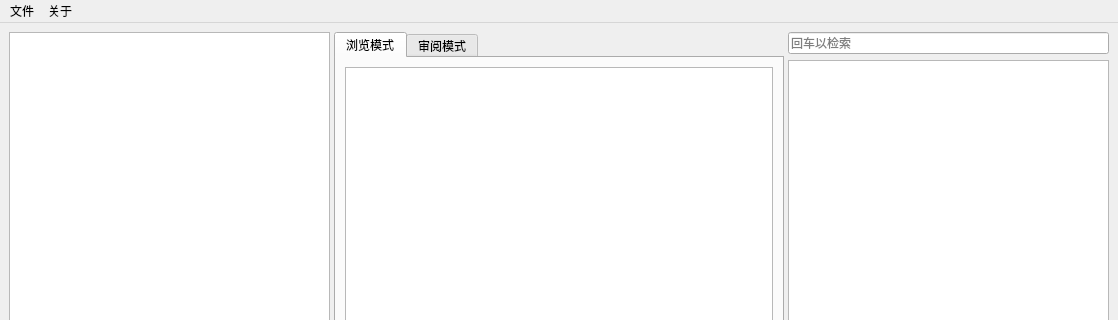
Old version of the form MainWindow.ui in the repository MonianHello/JSON-i18n; both pictures show x 0 to 1118 and y 0 to 320 of the 1118 by 782 pixel window.
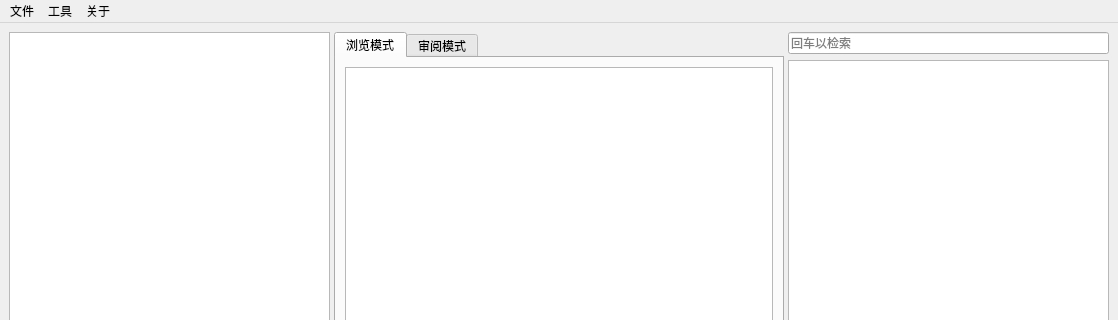
New version of the form.

Commit message: 一键删除空格

The edit to the form file:
```diff
--- a/MainWindow.ui
+++ b/MainWindow.ui
@@ -330,7 +330,14 @@
      <string>关于</string>
     </property>
    </widget>
+   <widget class="QMenu" name="menu_2">
+    <property name="title">
+     <string>工具</string>
+    </property>
+    <addaction name="actionClearSpaces"/>
+   </widget>
    <addaction name="menu12"/>
+   <addaction name="menu_2"/>
    <addaction name="menu"/>
   </widget>
   <widget class="QStatusBar" name="statusbar"/>
```
Left out of the diff: 12 changed lines with no effect on the pictures. The commit also changes 2 other files.
